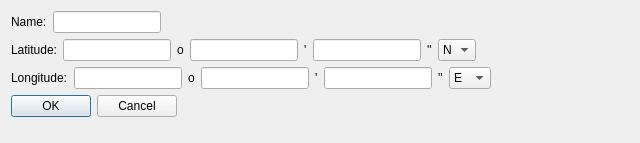
This is python/res/ui/widgets/location_config.ui in mareuter/lunar-club-tools as Qt 5 draws it before an edit. The edited form follows.
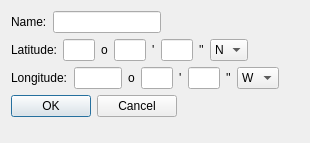
This is the edited form.

Commit message: Refs #14. Changing lineedit sizes to compact whitespace.

What changed in the file:
```diff
--- a/python/res/ui/widgets/location_config.ui
+++ b/python/res/ui/widgets/location_config.ui
@@ -6,7 +6,7 @@
    <rect>
     <x>0</x>
     <y>0</y>
-    <width>640</width>
+    <width>310</width>
     <height>143</height>
    </rect>
   </property>
@@ -30,6 +30,9 @@
    </item>
    <item row="1" column="0">
     <layout class="QHBoxLayout" name="horizontalLayout_2">
+     <property name="sizeConstraint">
+      <enum>QLayout::SetFixedSize</enum>
+     </property>
      <item>
       <widget class="QLabel" name="lat_label">
        <property name="text">
@@ -38,7 +41,29 @@
       </widget>
      </item>
      <item>
-      <widget class="QLineEdit" name="lat_deg_edit"/>
+      <widget class="QLineEdit" name="lat_deg_edit">
+       <property name="sizePolicy">
+        <sizepolicy hsizetype="Fixed" vsizetype="Fixed">
+         <horstretch>0</horstretch>
+         <verstretch>0</verstretch>
+        </sizepolicy>
+       </property>
+       <property name="minimumSize">
+        <size>
+         <width>32</width>
+         <height>0</height>
+        </size>
+       </property>
+       <property name="maximumSize">
+        <size>
+         <width>32</width>
+         <height>16777215</height>
+        </size>
+       </property>
+       <property name="maxLength">
+        <number>2</number>
+       </property>
+      </widget>
      </item>
      <item>
       <widget class="QLabel" name="lat_deg_label">
@@ -58,6 +83,21 @@
          <verstretch>0</verstretch>
         </sizepolicy>
        </property>
+       <property name="minimumSize">
+        <size>
+         <width>32</width>
+         <height>0</height>
+        </size>
+       </property>
+       <property name="maximumSize">
+        <size>
+         <width>32</width>
+         <height>16777215</height>
+        </size>
+       </property>
+       <property name="maxLength">
+        <number>2</number>
+       </property>
       </widget>
      </item>
      <item>
@@ -68,7 +108,29 @@
       </widget>
      </item>
      <item>
-      <widget class="QLineEdit" name="lat_sec_edit"/>
+      <widget class="QLineEdit" name="lat_sec_edit">
+       <property name="sizePolicy">
+        <sizepolicy hsizetype="Fixed" vsizetype="Fixed">
+         <horstretch>0</horstretch>
+         <verstretch>0</verstretch>
+        </sizepolicy>
+       </property>
+       <property name="minimumSize">
+        <size>
+         <width>32</width>
+         <height>0</height>
+        </size>
+       </property>
+       <property name="maximumSize">
+        <size>
+         <width>32</width>
+         <height>16777215</height>
+        </size>
+       </property>
+       <property name="maxLength">
+        <number>2</number>
+       </property>
+      </widget>
      </item>
      <item>
       <widget class="QLabel" name="lat_sec_label">
@@ -103,7 +165,29 @@
       </widget>
      </item>
      <item>
-      <widget class="QLineEdit" name="long_deg_edit"/>
+      <widget class="QLineEdit" name="long_deg_edit">
+       <property name="sizePolicy">
+        <sizepolicy hsizetype="Fixed" vsizetype="Fixed">
+         <horstretch>0</horstretch>
+         <verstretch>0</verstretch>
+        </sizepolicy>
+       </property>
+       <property name="minimumSize">
+        <size>
+         <width>48</width>
+         <height>0</height>
+        </size>
+       </property>
+       <property name="maximumSize">
+        <size>
+         <width>48</width>
+         <height>16777215</height>
+        </size>
+       </property>
+       <property name="maxLength">
+        <number>3</number>
+       </property>
+      </widget>
      </item>
      <item>
       <widget class="QLabel" name="long_deg_label">
@@ -113,7 +197,29 @@
       </widget>
      </item>
      <item>
-      <widget class="QLineEdit" name="long_min_edit"/>
+      <widget class="QLineEdit" name="long_min_edit">
+       <property name="sizePolicy">
+        <sizepolicy hsizetype="Fixed" vsizetype="Fixed">
+         <horstretch>0</horstretch>
+         <verstretch>0</verstretch>
+        </sizepolicy>
+       </property>
+       <property name="minimumSize">
+        <size>
+         <width>32</width>
+         <height>0</height>
+        </size>
+       </property>
+       <property name="maximumSize">
+        <size>
+         <width>32</width>
+         <height>16777215</height>
+        </size>
+       </property>
+       <property name="maxLength">
+        <number>2</number>
+       </property>
+      </widget>
      </item>
      <item>
       <widget class="QLabel" name="long_min_label">
@@ -123,7 +229,29 @@
       </widget>
      </item>
      <item>
-      <widget class="QLineEdit" name="long_sec_edit"/>
+      <widget class="QLineEdit" name="long_sec_edit">
+       <property name="sizePolicy">
+        <sizepolicy hsizetype="Fixed" vsizetype="Fixed">
+         <horstretch>0</horstretch>
+         <verstretch>0</verstretch>
+        </sizepolicy>
+       </property>
+       <property name="minimumSize">
+        <size>
+         <width>32</width>
+         <height>0</height>
+        </size>
+       </property>
+       <property name="maximumSize">
+        <size>
+         <width>32</width>
+         <height>16777215</height>
+        </size>
+       </property>
+       <property name="maxLength">
+        <number>2</number>
+       </property>
+      </widget>
      </item>
      <item>
       <widget class="QLabel" name="long_sec_label">
@@ -134,11 +262,6 @@
      </item>
      <item>
       <widget class="QComboBox" name="long_dir_cb">
-       <item>
-        <property name="text">
-         <string>E</string>
-        </property>
-       </item>
        <item>
         <property name="text">
          <string>W</string>
```
Left out of the diff: 5 changed lines with no effect on the pictures.
